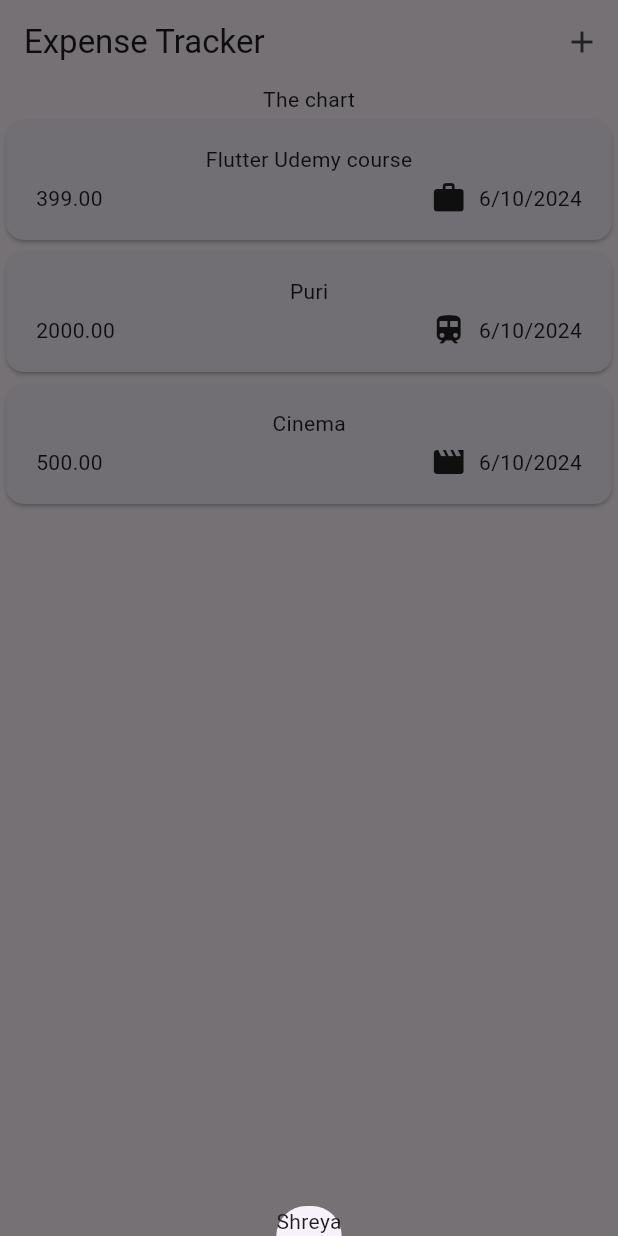
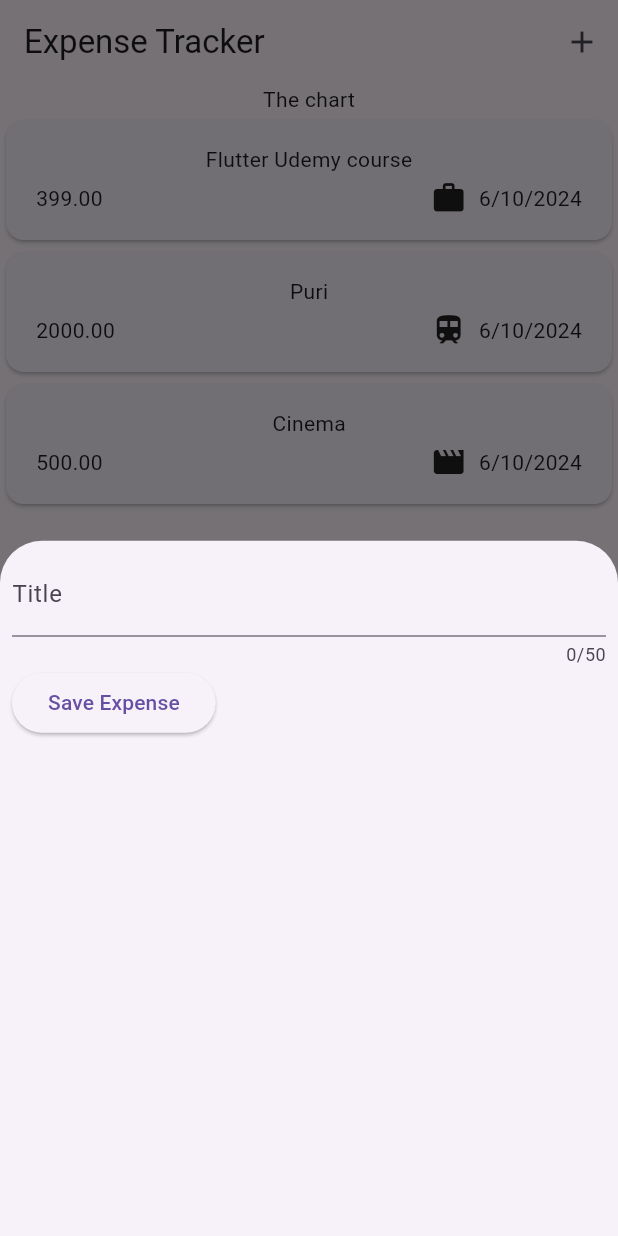
Before and after one commit to ShreyaBadgaiyan/Expense-Tracker-Application, a Flutter app: the screen it shows after launch, after a tap on the "add" icon, on a phone screen of 412 x 824 dp. Run offline on Flutter 3.47's test engine with Material 3 defaults, Android fonts, the phone set to English and light mode, and no system bars.

Commit message:
textEditingController added

```diff
--- a/lib/expense_tracker.dart
+++ b/lib/expense_tracker.dart
@@ -1,4 +1,5 @@
 import 'package:expense_tracker/widgets/expenses_list.dart';
+import 'package:expense_tracker/widgets/new_expense.dart';
 import 'package:flutter/material.dart';
 
 import 'models/expense.dart';
@@ -34,7 +35,7 @@ class _ExpensesState extends State<Expenses> {
 
   void _openAddExpenseOverlay(){
 
-    showModalBottomSheet(context: context, builder: (ctx)=>Text('Shreya'));
+    showModalBottomSheet(context: context, builder: (ctx)=>NewExpense());
 
 //mon clicking backdrop this removes.
   }
--- /dev/null
+++ b/lib/widgets/new_expense.dart
@@ -0,0 +1,53 @@
+import 'package:flutter/material.dart';
+
+class NewExpense extends StatefulWidget {
+  const NewExpense({super.key});
+
+  @override
+  State<NewExpense> createState() => _NewExpenseState();
+}
+
+class _NewExpenseState extends State<NewExpense> {
+
+  final _titleController=TextEditingController();
+  //handles user input
+  //deletes controller when not in use so use dispose method
+
+  @override
+  void dispose() {
+    // TODO: implement dispose
+    super.dispose();
+    _titleController.dispose();
+  }
+  @override
+  Widget build(BuildContext context) {
+    return   Padding(
+      padding: EdgeInsets.all(8.0),
+      child: Column(
+        children: [
+          TextField(
+            controller: _titleController,
+            maxLength: 50,
+            decoration: InputDecoration(
+              label: Text('Title'),
+              hintText: 'Add Title here'
+            ),
+
+
+          ),
+
+          Row(
+            children: [
+              ElevatedButton(
+                  onPressed: (){
+                    print(_titleController.text);
+                  },
+                  child: Text('Save Expense'))
+            ],
+          )
+
+        ],
+      ),
+    );
+  }
+}
```
